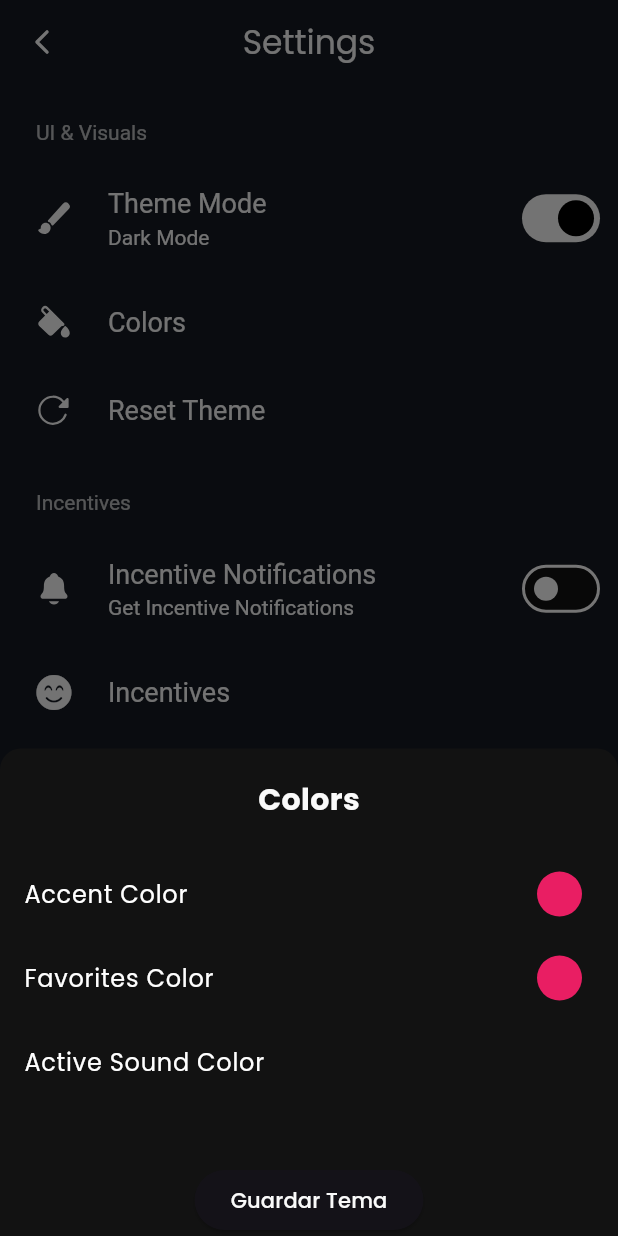
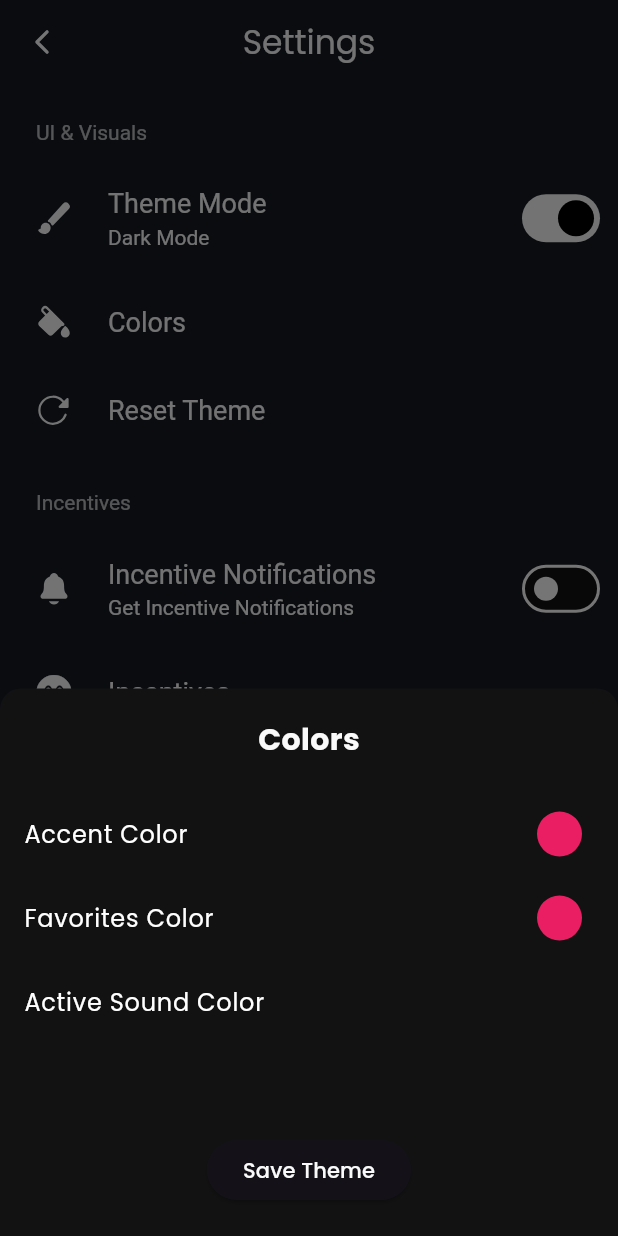
Before and after one commit to danfq/imokay, a Flutter app: the SettingsPage screen opened directly, after a tap on "Colors", on a phone screen of 412 x 824 dp. Run offline on Flutter 3.47's test engine with Material 3 defaults, Android fonts, the phone set to English and light mode, and no system bars; drawn by our look-alikes of settings_ui; our stand-ins replace adaptive_theme, audioplayers, file_picker, flutter_local_notifications, flutter_native_timezone, flutter_riverpod and 7 more; missing offline and left inert: confirm_dialog, flex_color_picker, metaballs, slider_controller; accounts and stored records are empty.

Commit message:
UI & Localisation Updates

```diff
--- a/lib/pages/settings/settings.dart
+++ b/lib/pages/settings/settings.dart
@@ -192,7 +192,9 @@ class _SettingsPageState extends State<SettingsPage> {
                               const SizedBox(
                                 height: 40.0,
                               ),
-                              ElevatedButton(
+                              Padding(
+                                padding: const EdgeInsets.all(20.0),
+                                child: ElevatedButton(
                                   onPressed: () {
                                     //Close Bottom Sheet
                                     Navigator.pop(context);
@@ -220,9 +222,11 @@ class _SettingsPageState extends State<SettingsPage> {
                                     );
                                   },
                                   style: ElevatedButton.styleFrom(
-                                  backgroundColor: Theme.of(context).cardColor,
+                                    backgroundColor:
+                                        Theme.of(context).cardColor,
                                   ),
-                                child: const Text("Guardar Tema"),
+                                  child: const Text("Save Theme"),
+                                ),
                               ),
                             ],
                           ),
--- a/lib/util/widgets/sounds.dart
+++ b/lib/util/widgets/sounds.dart
@@ -183,7 +183,7 @@ class _MainUISoundsState extends State<MainUISounds>
             count: 3,
             effect: ExpandingDotsEffect(
               activeDotColor: ThemeController.current(context: context)
-                  ? Theme.of(context).cardColor
+                  ? Theme.of(context).iconTheme.color!
                   : Colors.black,
               dotWidth: 10.0,
               dotHeight: 10.0,
```
Also changed, not shown: 2 other files. Lines whose indentation alone changed are shown as unchanged.
